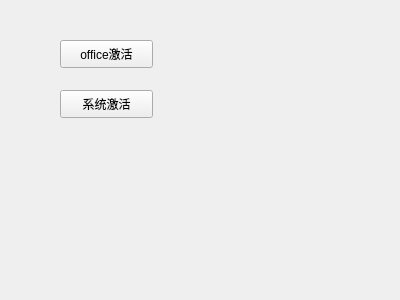
Old version of the form resource/UI/KMS_Active.ui in the repository weiyl-chenjie/KMS_Active.
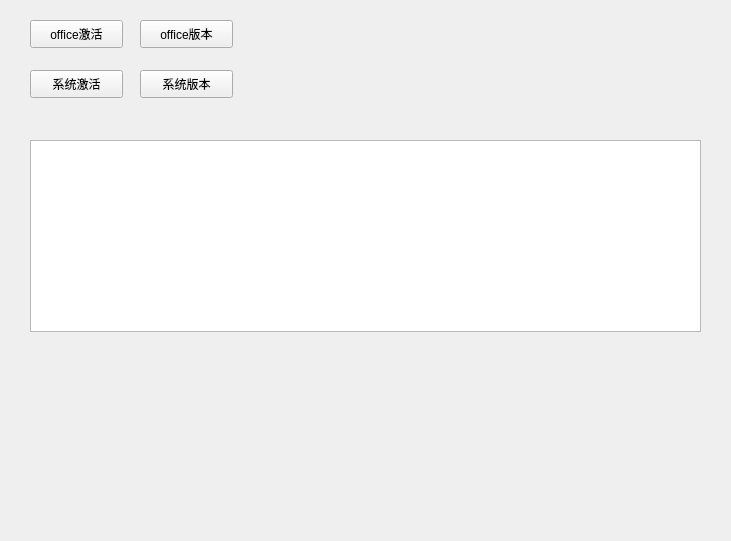
New version of the form.

Commit message:
Merge branch 'master' of https://github.com/weiyl-chenjie/KMS_Active
# Conflicts:
#	1.py

```diff
--- a/resource/UI/KMS_Active.ui
+++ b/resource/UI/KMS_Active.ui
@@ -6,8 +6,8 @@
    <rect>
     <x>0</x>
     <y>0</y>
-    <width>400</width>
-    <height>300</height>
+    <width>731</width>
+    <height>541</height>
    </rect>
   </property>
   <property name="windowTitle">
@@ -16,8 +16,8 @@
   <widget class="QPushButton" name="pushButton_Office_Active">
    <property name="geometry">
     <rect>
-     <x>60</x>
-     <y>40</y>
+     <x>30</x>
+     <y>20</y>
      <width>93</width>
      <height>28</height>
     </rect>
@@ -29,8 +29,8 @@
   <widget class="QPushButton" name="pushButton_OS_Active">
    <property name="geometry">
     <rect>
-     <x>60</x>
-     <y>90</y>
+     <x>30</x>
+     <y>70</y>
      <width>93</width>
      <height>28</height>
     </rect>
@@ -39,6 +39,49 @@
     <string>系统激活</string>
    </property>
   </widget>
+  <widget class="QTextBrowser" name="textBrowser">
+   <property name="geometry">
+    <rect>
+     <x>30</x>
+     <y>140</y>
+     <width>671</width>
+     <height>192</height>
+    </rect>
+   </property>
+   <property name="html">
+    <string>&lt;!DOCTYPE HTML PUBLIC &quot;-//W3C//DTD HTML 4.0//EN&quot; &quot;http://www.w3.org/TR/REC-html40/strict.dtd&quot;&gt;
+&lt;html&gt;&lt;head&gt;&lt;meta name=&quot;qrichtext&quot; content=&quot;1&quot; /&gt;&lt;style type=&quot;text/css&quot;&gt;
+p, li { white-space: pre-wrap; }
+&lt;/style&gt;&lt;/head&gt;&lt;body style=&quot; font-family:'SimSun'; font-size:9pt; font-weight:400; font-style:normal;&quot;&gt;
+&lt;p style=&quot;-qt-paragraph-type:empty; margin-top:0px; margin-bottom:0px; margin-left:0px; margin-right:0px; -qt-block-indent:0; text-indent:0px; font-family:'SimSun';&quot;&gt;&lt;br /&gt;&lt;/p&gt;&lt;/body&gt;&lt;/html&gt;</string>
+   </property>
+  </widget>
+  <widget class="QPushButton" name="pushButton_OS_Version">
+   <property name="geometry">
+    <rect>
+     <x>140</x>
+     <y>70</y>
+     <width>93</width>
+     <height>28</height>
+    </rect>
+   </property>
+   <property name="text">
+    <string>系统版本</string>
+   </property>
+  </widget>
+  <widget class="QPushButton" name="pushButton_Office_Version">
+   <property name="geometry">
+    <rect>
+     <x>140</x>
+     <y>20</y>
+     <width>93</width>
+     <height>28</height>
+    </rect>
+   </property>
+   <property name="text">
+    <string>office版本</string>
+   </property>
+  </widget>
  </widget>
  <resources/>
  <connections/>
```
Left out of the diff: 73 changed lines with no effect on the pictures. The commit also changes 5 other files.
